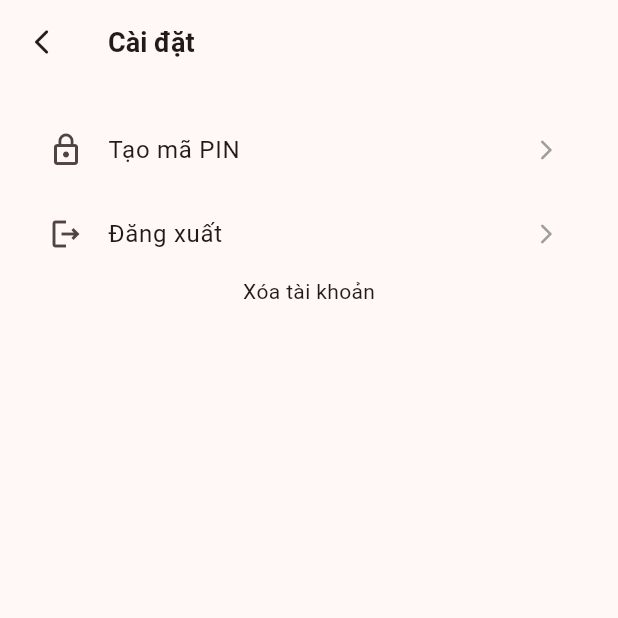
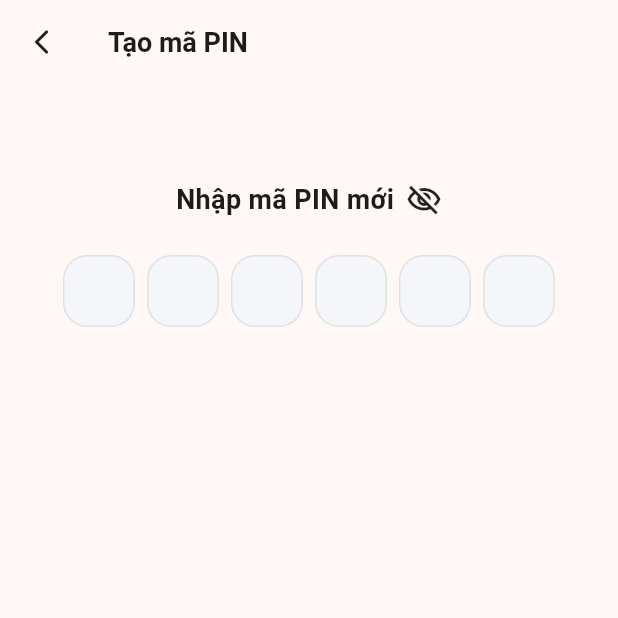
Before and after one commit to HieuNT-2001/su_kien_tot, a Flutter app: the SettingPage screen opened by its route, after a tap on "Tạo mã PIN", on a phone screen of 412 x 824 dp, the top half of it. Run offline on Flutter 3.47's test engine with Material 3 defaults, Android fonts, the phone set to English and light mode, and no system bars; drawn by our look-alikes of pinput; our stand-ins replace country_code_picker, dotted_border, go_router, skeletonizer.

Commit message:
create pin page

```diff
--- a/analysis_options.yaml
+++ b/analysis_options.yaml
@@ -31,3 +31,6 @@ linter:
     use_key_in_widget_constructors: true
 # Additional information about this file can be found at
 # https://dart.dev/guides/language/analysis-options
+
+formatter:
+  page_width: 120
--- /dev/null
+++ b/lib/pages/create_pin/create_pin_page.dart
@@ -0,0 +1,95 @@
+import 'package:flutter/material.dart';
+import 'package:go_router/go_router.dart';
+import 'package:pinput/pinput.dart';
+
+class CreatePinPage extends StatefulWidget {
+  const CreatePinPage({super.key});
+
+  @override
+  CreatePinPageState createState() => CreatePinPageState();
+}
+
+class CreatePinPageState extends State<CreatePinPage> {
+  bool _showPin = false;
+  bool _isConfirmStep = false;
+  String? _pin;
+  final _pinController = TextEditingController();
+
+  void _onPinCompleted(String pin) {
+    if (!_isConfirmStep) {
+      // Bước 1: nhập PIN lần đầu
+      _pin = pin;
+      setState(() {
+        _isConfirmStep = true;
+        _pinController.clear(); // reset lại ô nhập
+      });
+    } else {
+      // Bước 2: xác nhận lại PIN
+      if (pin == _pin) {
+        // ✅ PIN khớp
+        ScaffoldMessenger.of(context).showSnackBar(const SnackBar(content: Text('Tạo mã PIN thành công!')));
+      } else {
+        // ❌ PIN không khớp
+        ScaffoldMessenger.of(
+          context,
+        ).showSnackBar(const SnackBar(content: Text('Mã PIN không khớp, vui lòng thử lại!')));
+        setState(() {
+          _isConfirmStep = false;
+          _pin = null;
+          _pinController.clear(); // reset lại để nhập lại từ đầu
+        });
+      }
+    }
+  }
+
+  @override
+  Widget build(BuildContext context) {
+    return Scaffold(
+      appBar: AppBar(
+        title: const Text('Tạo mã PIN', style: TextStyle(fontSize: 18, fontWeight: FontWeight.bold)),
+        leading: IconButton(icon: const Icon(Icons.arrow_back_ios_rounded, size: 20), onPressed: () => context.pop()),
+      ),
+      body: Padding(
+        padding: const EdgeInsets.symmetric(horizontal: 16, vertical: 64),
+        child: Column(
+          crossAxisAlignment: CrossAxisAlignment.center,
+          children: [
+            Row(
+              mainAxisAlignment: MainAxisAlignment.center,
+              children: [
+                Text(
+                  _isConfirmStep ? 'Xác nhận mã PIN' : 'Nhập mã PIN mới',
+                  style: const TextStyle(fontWeight: FontWeight.bold, fontSize: 18),
+                ),
+                const SizedBox(width: 8),
+                GestureDetector(
+                  onTap: () => setState(() => _showPin = !_showPin),
+                  child: Icon(_showPin ? Icons.visibility_outlined : Icons.visibility_off_outlined),
+                ),
+              ],
+            ),
+            const SizedBox(height: 24),
+            Pinput(
+              length: 6,
+              controller: _pinController,
+              obscureText: !_showPin,
+              obscuringWidget: const Icon(Icons.circle, size: 12),
+              keyboardType: TextInputType.number,
+              onCompleted: _onPinCompleted,
+              defaultPinTheme: PinTheme(
+                width: 48,
+                height: 48,
+                textStyle: const TextStyle(fontSize: 20, fontWeight: FontWeight.bold),
+                decoration: BoxDecoration(
+                  color: const Color(0xFFF5F6FA),
+                  borderRadius: BorderRadius.circular(16),
+                  border: Border.all(color: Colors.grey.shade300),
+                ),
+              ),
+            ),
+          ],
+        ),
+      ),
+    );
+  }
+}
--- a/lib/pages/setting/setting_page.dart
+++ b/lib/pages/setting/setting_page.dart
@@ -5,19 +5,11 @@ import 'package:su_kien_tot/pages/setting/delete_account_model.dart';
 class SettingPage extends StatelessWidget {
   const SettingPage({super.key});
 
-  Widget _buildSettingOption(
-    String label,
-    IconData icon,
-    VoidCallback? action,
-  ) {
+  Widget _buildSettingOption(String label, IconData icon, VoidCallback? action) {
     return ListTile(
       leading: Icon(icon),
       title: Text(label),
-      trailing: const Icon(
-        Icons.arrow_forward_ios_rounded,
-        size: 16,
-        color: Colors.grey,
-      ),
+      trailing: const Icon(Icons.arrow_forward_ios_rounded, size: 16, color: Colors.grey),
       onTap: action,
     );
   }
@@ -26,30 +18,17 @@ class SettingPage extends StatelessWidget {
   Widget build(BuildContext context) {
     return Scaffold(
       appBar: AppBar(
-        title: const Text(
-          'Cài đặt',
-          style: TextStyle(fontSize: 18, fontWeight: FontWeight.bold),
-        ),
-        leading: IconButton(
-          icon: const Icon(Icons.arrow_back_ios_rounded, size: 20),
-          onPressed: () => context.pop(),
-        ),
+        title: const Text('Cài đặt', style: TextStyle(fontSize: 18, fontWeight: FontWeight.bold)),
+        leading: IconButton(icon: const Icon(Icons.arrow_back_ios_rounded, size: 20), onPressed: () => context.pop()),
       ),
       body: Padding(
         padding: const EdgeInsets.all(16),
         child: Column(
           children: [
-            _buildSettingOption('Tạo mã PIN', Icons.lock_outline, () {}),
-            _buildSettingOption(
-              'Đăng xuất',
-              Icons.logout_outlined,
-              () => context.go('/home-guest'),
-            ),
+            _buildSettingOption('Tạo mã PIN', Icons.lock_outline, () => context.push('/create-pin-page')),
+            _buildSettingOption('Đăng xuất', Icons.logout_outlined, () => context.go('/home-guest')),
             GestureDetector(
-              onTap: () => showDialog(
-                context: context,
-                builder: (context) => const DeleteAccountModel(),
-              ),
+              onTap: () => showDialog(context: context, builder: (context) => const DeleteAccountModel()),
               child: const Text('Xóa tài khoản'),
             ),
           ],
--- a/lib/routes/app_router.dart
+++ b/lib/routes/app_router.dart
@@ -3,6 +3,7 @@ import 'package:go_router/go_router.dart';
 import 'package:su_kien_tot/pages/account/account_page.dart';
 import 'package:su_kien_tot/pages/activity/activity_page.dart';
 import 'package:su_kien_tot/pages/chat/chat_page.dart';
+import 'package:su_kien_tot/pages/create_pin/create_pin_page.dart';
 import 'package:su_kien_tot/pages/favorite/favorite_page.dart';
 import 'package:su_kien_tot/pages/guide/guide_page.dart';
 import 'package:su_kien_tot/pages/help/help_page.dart';
@@ -35,30 +36,12 @@ class AppRouter {
     initialLocation: '/start',
     routes: <RouteBase>[
       GoRoute(path: '/start', builder: (context, state) => const Start()),
-      GoRoute(
-        path: '/introduction1',
-        builder: (context, state) => const Introduction1(),
-      ),
-      GoRoute(
-        path: '/introduction2',
-        builder: (context, state) => const Introduction2(),
-      ),
-      GoRoute(
-        path: '/introduction3',
-        builder: (context, state) => const Introduction3(),
-      ),
-      GoRoute(
-        path: '/home-guest',
-        builder: (context, state) => const HomeGuest(),
-      ),
-      GoRoute(
-        path: '/login-register',
-        builder: (context, state) => const LoginRegister(),
-      ),
-      GoRoute(
-        path: '/search-page',
-        builder: (context, state) => const SearchPage(),
-      ),
+      GoRoute(path: '/introduction1', builder: (context, state) => const Introduction1()),
+      GoRoute(path: '/introduction2', builder: (context, state) => const Introduction2()),
+      GoRoute(path: '/introduction3', builder: (context, state) => const Introduction3()),
+      GoRoute(path: '/home-guest', builder: (context, state) => const HomeGuest()),
+      GoRoute(path: '/login-register', builder: (context, state) => const LoginRegister()),
+      GoRoute(path: '/search-page', builder: (context, state) => const SearchPage()),
       GoRoute(
         path: '/service-page',
         builder: (context, state) {
@@ -66,70 +49,23 @@ class AppRouter {
           return ServicePage(title: data['title'], image: data['image']);
         },
       ),
-      GoRoute(
-        path: '/transaction-page',
-        builder: (context, state) => const TransactionPage(),
-      ),
-      GoRoute(
-        path: '/payment-page',
-        builder: (context, state) => const PaymentPage(),
-      ),
-      GoRoute(
-        path: '/voucher-page',
-        builder: (context, state) => const VoucherPage(),
-      ),
-      GoRoute(
-        path: '/favorite-page',
-        builder: (context, state) => const FavoritePage(),
-      ),
-      GoRoute(
-        path: '/setting-page',
-        builder: (context, state) => const SettingPage(),
-      ),
-      GoRoute(
-        path: '/language-page',
-        builder: (context, state) => const LanguagePage(),
-      ),
-      GoRoute(
-        path: '/link-account-page',
-        builder: (context, state) => const LinkAccountPage(),
-      ),
-      GoRoute(
-        path: '/help-page',
-        builder: (context, state) => const HelpPage(),
-      ),
-      GoRoute(
-        path: '/profile-page',
-        builder: (context, state) => const ProfilePage(),
-      ),
-      GoRoute(
-        path: '/guide-page',
-        builder: (context, state) => const GuidePage(),
-      ),
-      GoRoute(
-        path: '/chat-page',
-        builder: (context, state) => const ChatPage(),
-      ),
-      GoRoute(
-        path: '/wallet-page',
-        builder: (context, state) => const WalletPage(),
-      ),
-      GoRoute(
-        path: '/revenue-wallet',
-        builder: (context, state) => const RevenueWallet(),
-      ),
-      GoRoute(
-        path: '/expense-wallet',
-        builder: (context, state) => const ExpenseWallet(),
-      ),
-      GoRoute(
-        path: '/verify-page',
-        builder: (context, state) => const VerifyPage(),
-      ),
-      GoRoute(
-        path: '/profession-page',
-        builder: (context, state) => const ProfessionPage(),
-      ),
+      GoRoute(path: '/transaction-page', builder: (context, state) => const TransactionPage()),
+      GoRoute(path: '/payment-page', builder: (context, state) => const PaymentPage()),
+      GoRoute(path: '/voucher-page', builder: (context, state) => const VoucherPage()),
+      GoRoute(path: '/favorite-page', builder: (context, state) => const FavoritePage()),
+      GoRoute(path: '/setting-page', builder: (context, state) => const SettingPage()),
+      GoRoute(path: '/language-page', builder: (context, state) => const LanguagePage()),
+      GoRoute(path: '/link-account-page', builder: (context, state) => const LinkAccountPage()),
+      GoRoute(path: '/help-page', builder: (context, state) => const HelpPage()),
+      GoRoute(path: '/profile-page', builder: (context, state) => const ProfilePage()),
+      GoRoute(path: '/guide-page', builder: (context, state) => const GuidePage()),
+      GoRoute(path: '/chat-page', builder: (context, state) => const ChatPage()),
+      GoRoute(path: '/wallet-page', builder: (context, state) => const WalletPage()),
+      GoRoute(path: '/revenue-wallet', builder: (context, state) => const RevenueWallet()),
+      GoRoute(path: '/expense-wallet', builder: (context, state) => const ExpenseWallet()),
+      GoRoute(path: '/verify-page', builder: (context, state) => const VerifyPage()),
+      GoRoute(path: '/profession-page', builder: (context, state) => const ProfessionPage()),
+      GoRoute(path: '/create-pin-page', builder: (context, state) => const CreatePinPage()),
       StatefulShellRoute.indexedStack(
         builder: (context, state, navigationShell) {
           return Scaffold(
@@ -144,50 +80,24 @@ class AppRouter {
                 }
               },
             ),
-            floatingActionButtonLocation:
-                FloatingActionButtonLocation.centerDocked,
+            floatingActionButtonLocation: FloatingActionButtonLocation.centerDocked,
           );
         },
         branches: [
           StatefulShellBranch(
-            routes: [
-              GoRoute(
-                path: '/home-user',
-                builder: (context, state) => const HomeUser(),
-              ),
-            ],
+            routes: [GoRoute(path: '/home-user', builder: (context, state) => const HomeUser())],
           ),
           StatefulShellBranch(
-            routes: [
-              GoRoute(
-                path: '/activity',
-                builder: (context, state) => const ActivityPage(),
-              ),
-            ],
+            routes: [GoRoute(path: '/activity', builder: (context, state) => const ActivityPage())],
           ),
           StatefulShellBranch(
-            routes: [
-              GoRoute(
-                path: '/chat-page',
-                builder: (context, state) => const ChatPage(),
-              ),
-            ],
+            routes: [GoRoute(path: '/chat-page', builder: (context, state) => const ChatPage())],
           ),
           StatefulShellBranch(
-            routes: [
-              GoRoute(
-                path: '/notification',
-                builder: (context, state) => const NotificationPage(),
-              ),
-            ],
+            routes: [GoRoute(path: '/notification', builder: (context, state) => const NotificationPage())],
           ),
           StatefulShellBranch(
-            routes: [
-              GoRoute(
-                path: '/account',
-                builder: (context, state) => const AccountPage(),
-              ),
-            ],
+            routes: [GoRoute(path: '/account', builder: (context, state) => const AccountPage())],
           ),
         ],
       ),
--- a/pubspec.yaml
+++ b/pubspec.yaml
@@ -40,6 +40,7 @@ dependencies:
   go_router: ^16.2.4
   skeletonizer: ^2.1.0+1
   dotted_border: ^3.1.0
+  pinput: ^5.0.2
 
   # The following adds the Cupertino Icons font to your application.
   # Use with the CupertinoIcons class for iOS style icons.
```
